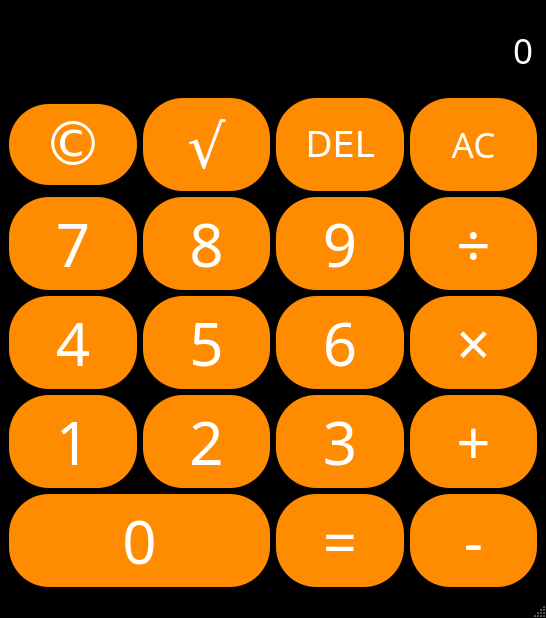
Qt form calculator.ui (HaykDanghyan/qt-calculator) before a commit.
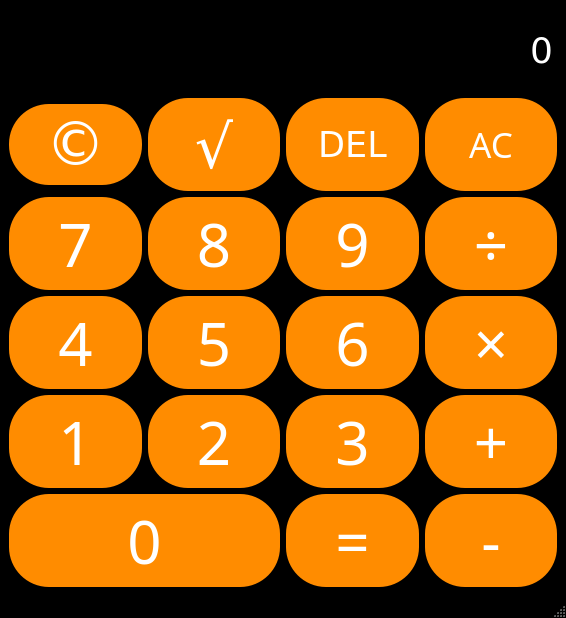
The same form after that commit.

The edit to the form file:
```diff
--- a/calculator.ui
+++ b/calculator.ui
@@ -6,7 +6,7 @@
    <rect>
     <x>0</x>
     <y>0</y>
-    <width>546</width>
+    <width>566</width>
     <height>618</height>
    </rect>
   </property>
@@ -100,10 +100,13 @@
       </property>
       <property name="font">
        <font>
-        <family>Sans</family>
-        <pointsize>26</pointsize>
+        <family>DejaVu Sans</family>
+        <pointsize>27</pointsize>
        </font>
       </property>
+      <property name="layoutDirection">
+       <enum>Qt::LeftToRight</enum>
+      </property>
       <property name="styleSheet">
        <string notr="true">QLineEdit {
 	background-color: black;
```
Left out of the diff: 2 changed lines with no effect on the pictures.
